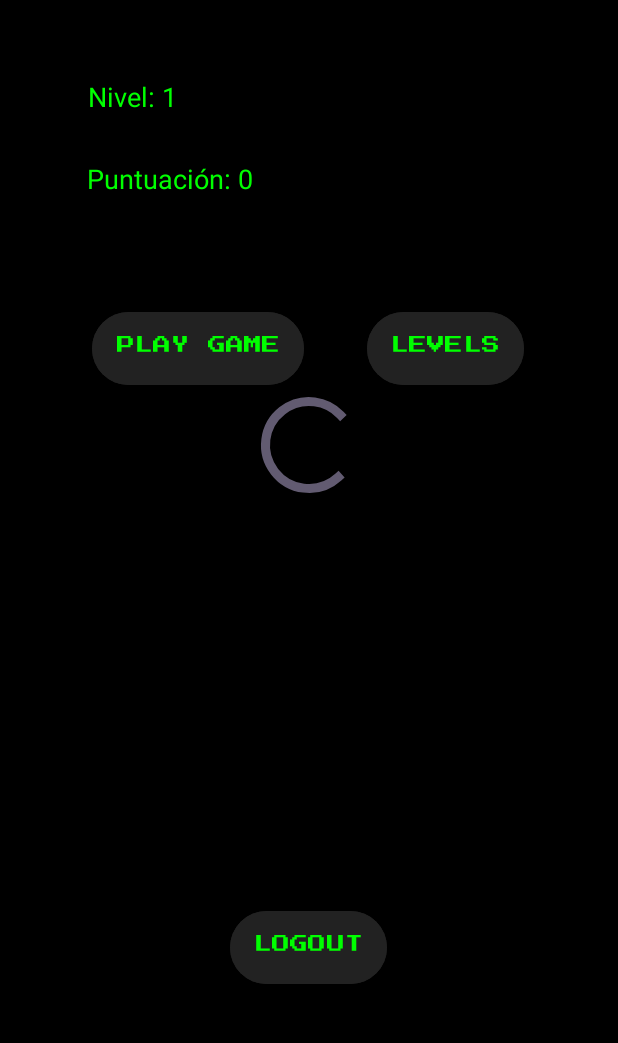
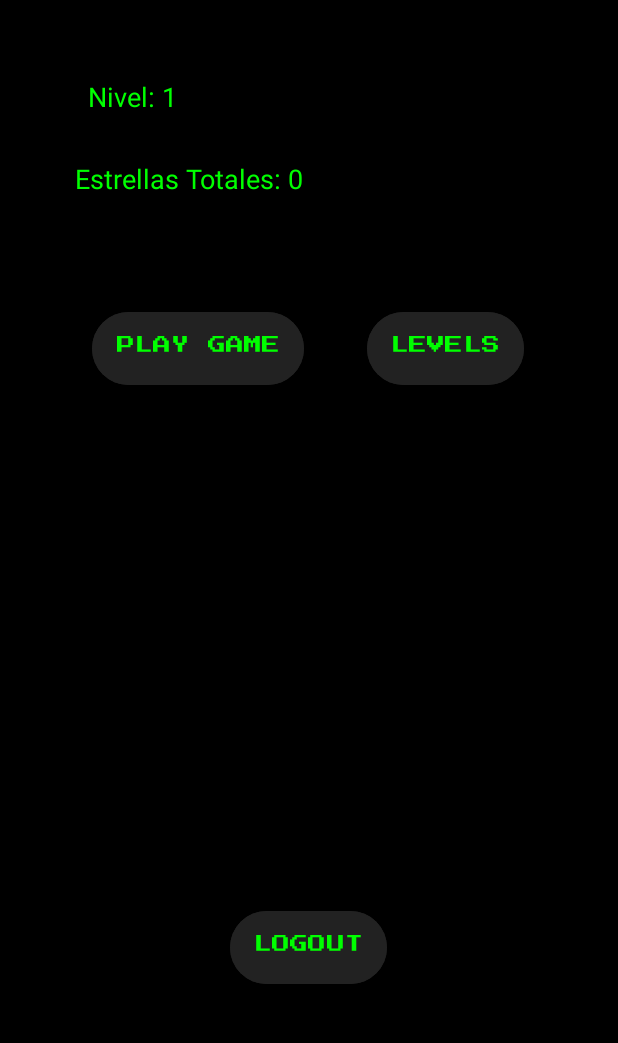
Before and after one commit to Sr-V/Frogger, an Android app: the screen it shows after launch once a user with an empty profile is signed in (MainActivity), on a phone screen of 412 x 824 dp, the part 173-1216 px from its top. Run offline under Robolectric (Android 15) with nearby library versions, the phone set to English and light mode, and no system bars; our stand-ins replace Firebase (no records; nobody signed in at launch, a user with empty details on screens opened directly).

Commit message:
- Crea o recupera datos del usuario en Firestore:   - Se establece `currentLevel` en 1, `displayName` y `email` del usuario, y `totalStars` en 0.   - Se crea una subcolección "maps" con niveles de la colección "levels", asignando `stars` = 0. - Actualiza la UI al cargar los datos del usuario:   - Muestra nombre de usuario, nivel actual y estrellas totales.   - Oculta la barra de progreso y muestra el contenido principal. - Añade un `AlertDialog` para nivel 4:   - Si el usuario está en el nivel 4, se informa de que no hay más niveles, pudiendo jugar el nivel 3 o ir a la selección de niveles. - Se envia a `GameActivity` el nivel y el `userCurrentLevel` actual. - Actualizar `signOut()`:   - Redirige a `LoginActivity` al cerrar sesión. - Oculta el contenido principal mientras se cargan los datos.

```diff
--- a/app/src/main/java/edu/pmdm/frogger/activities/MainActivity.java
+++ b/app/src/main/java/edu/pmdm/frogger/activities/MainActivity.java
@@ -4,45 +4,29 @@ import android.annotation.SuppressLint;
 import android.content.Intent;
 import android.os.Bundle;
 import android.util.Log;
+import android.view.View;
 import android.widget.TextView;
-
+import androidx.appcompat.app.AlertDialog;
+import androidx.appcompat.app.AppCompatActivity;
 import androidx.activity.EdgeToEdge;
-import androidx.appcompat.app.AppCompatActivity;
 import androidx.core.graphics.Insets;
 import androidx.core.view.ViewCompat;
 import androidx.core.view.WindowInsetsCompat;
-
 import com.google.firebase.firestore.DocumentSnapshot;
-
 import java.util.HashMap;
 import java.util.Map;
-
 import edu.pmdm.frogger.R;
 import edu.pmdm.frogger.firebase.FirebaseAuthManager;
 import edu.pmdm.frogger.firebase.FirestoreManager;
 
-/**
- * Actividad principal de la aplicación Frogger.
- * <p>
- * Esta clase se encarga de:
- * <ul>
- *   <li>Configurar la interfaz de usuario para una experiencia edge-to-edge.</li>
- *   <li>Obtener o crear los datos del usuario en Firestore.</li>
- *   <li>Actualizar la UI con el nombre del usuario, nivel actual y puntuación.</li>
- *   <li>Permitir la navegación a GameActivity y LevelSelectionActivity.</li>
- *   <li>Gestionar el cierre de sesión.</li>
- * </ul>
- * </p>
- */
 public class MainActivity extends AppCompatActivity {
 
     private static final String TAG = "FroggerMain";
     private FirebaseAuthManager authManager;
     private FirestoreManager firestoreManager;
-    // Variable global para almacenar el nivel actual del usuario
+    // Nivel y puntuación actuales del usuario
     private int currentLevel = 1;
-    // Variable global para almacenar la puntuación actual del usuario
-    private int currentScore = 0;
+    private int currentScore = 0; // ahora representa totalStars
 
     @Override
     protected void onCreate(Bundle savedInstanceState) {
@@ -51,7 +35,7 @@ public class MainActivity extends AppCompatActivity {
         EdgeToEdge.enable(this);
         setContentView(R.layout.activity_main);
 
-        // Ajusta los insets para que la UI se posicione correctamente
+        // Ajusta los insets para posicionar correctamente la UI
         ViewCompat.setOnApplyWindowInsetsListener(findViewById(R.id.main), (v, insets) -> {
             Insets systemBars = insets.getInsets(WindowInsetsCompat.Type.systemBars());
             v.setPadding(systemBars.left, systemBars.top, systemBars.right, systemBars.bottom);
@@ -62,17 +46,50 @@ public class MainActivity extends AppCompatActivity {
         authManager = FirebaseAuthManager.getInstance(this);
         firestoreManager = FirestoreManager.getInstance();
 
+        // Inicialmente se oculta el contenido principal
+        findViewById(R.id.tvUserName).setVisibility(View.GONE);
+        findViewById(R.id.tvCurrentLevel).setVisibility(View.GONE);
+        findViewById(R.id.tvCurrentScore).setVisibility(View.GONE);
+        findViewById(R.id.playGame).setVisibility(View.GONE);
+        findViewById(R.id.levels).setVisibility(View.GONE);
+        findViewById(R.id.btnGoogleLogout).setVisibility(View.GONE);
+
+        // Se muestra el ProgressBar mientras se cargan los datos
+        findViewById(R.id.progressBar).setVisibility(View.VISIBLE);
+
         // Obtiene o crea los datos del usuario en Firestore
         getUserData();
 
         // Listener para el botón de LOGOUT
         findViewById(R.id.btnGoogleLogout).setOnClickListener(v -> signOut());
 
-        // Listener para el botón PLAY GAME: envía a GameActivity el nivel actual del usuario
+        // Listener para el botón PLAY GAME:
+        // Si currentLevel es 4, se muestra un AlertDialog informando que no existen nuevos niveles,
+        // ofreciendo jugar el nivel 3 o ir a LevelSelectionActivity.
         findViewById(R.id.playGame).setOnClickListener(v -> {
-            Intent intent = new Intent(MainActivity.this, GameActivity.class);
-            intent.putExtra("level", currentLevel);
-            startActivity(intent);
+            if (currentLevel == 4) {
+                new AlertDialog.Builder(MainActivity.this)
+                        .setTitle("Niveles no disponibles")
+                        .setMessage("No existen niveles nuevos. El último nivel disponible es el 3.\n\n¿Deseas ir a la selección de niveles o jugar el último nivel disponible?")
+                        .setPositiveButton("Jugar nivel 3", (dialog, which) -> {
+                            Intent intent = new Intent(MainActivity.this, GameActivity.class);
+                            intent.putExtra("level", 3);
+                            // Se sigue pasando currentLevel para comparación en GameActivity si fuera necesario
+                            intent.putExtra("userCurrentLevel", currentLevel);
+                            startActivity(intent);
+                        })
+                        .setNegativeButton("Seleccionar nivel", (dialog, which) -> {
+                            Intent intent = new Intent(MainActivity.this, LevelSelectionActivity.class);
+                            startActivity(intent);
+                        })
+                        .setCancelable(false)
+                        .show();
+            } else {
+                Intent intent = new Intent(MainActivity.this, GameActivity.class);
+                intent.putExtra("level", currentLevel);
+                intent.putExtra("userCurrentLevel", currentLevel);
+                startActivity(intent);
+            }
         });
 
         // Listener para el botón LEVELS: envía a LevelSelectionActivity para la selección de niveles
@@ -84,15 +101,13 @@ public class MainActivity extends AppCompatActivity {
 
     /**
      * Obtiene el documento del usuario en Firestore. Si no existe, lo crea con datos por defecto.
-     * <p>
-     * Los datos por defecto incluyen:
-     * <ul>
-     *   <li>displayName: nombre del usuario autenticado.</li>
-     *   <li>email: correo electrónico del usuario autenticado.</li>
-     *   <li>currentLevel: nivel inicial (1).</li>
-     *   <li>score: puntuación inicial (0).</li>
-     * </ul>
-     * </p>
+     * Los campos iniciales son:
+     * - currentLevel por defecto 1
+     * - displayName del usuario logueado
+     * - email del usuario logueado
+     * - totalStars por defecto 0
+     * Además, se crea una subcolección "maps" con los niveles obtenidos de la colección "levels" de Firebase,
+     * asignando stars = 0 a cada uno.
      */
     private void getUserData() {
         String uid = authManager.getCurrentUser().getUid();
@@ -100,25 +115,27 @@ public class MainActivity extends AppCompatActivity {
             if (task.isSuccessful()) {
                 DocumentSnapshot document = task.getResult();
                 if (document != null && document.exists()) {
-                    // Si el documento existe, actualiza la UI y guarda el nivel y puntuación actuales del usuario
+                    // Si el documento existe, actualiza la UI y guarda el nivel y totalStars actuales
                     String displayName = document.getString("displayName");
                     Long levelLong = document.getLong("currentLevel");
                     currentLevel = (levelLong != null) ? levelLong.intValue() : 1;
-                    Long scoreLong = document.getLong("score");
-                    currentScore = (scoreLong != null) ? scoreLong.intValue() : 0;
+                    Long starsLong = document.getLong("totalStars");
+                    currentScore = (starsLong != null) ? starsLong.intValue() : 0;
                     updateUIWithUserData(displayName, currentLevel, currentScore);
                 } else {
                     // Si el documento no existe, crea un nuevo documento con datos por defecto
                     Map<String, Object> userData = new HashMap<>();
                     userData.put("displayName", authManager.getCurrentUser().getDisplayName());
                     userData.put("email", authManager.getCurrentUser().getEmail());
-                    userData.put("currentLevel", 1); // Nivel inicial
-                    userData.put("score", 0);        // Puntuación inicial
+                    userData.put("currentLevel", 1);
+                    userData.put("totalStars", 0);
 
                     firestoreManager.createOrUpdateUser(uid, userData)
                             .addOnCompleteListener(createTask -> {
                                 if (createTask.isSuccessful()) {
                                     Log.d(TAG, "Usuario creado exitosamente en Firestore");
+                                    // Crea la subcolección "maps" con la información de cada nivel
+                                    crearSubcoleccionMaps(uid);
                                     updateUIWithUserData(authManager.getCurrentUser().getDisplayName(), 1, 0);
                                 } else {
                                     Log.e(TAG, "Error al crear usuario", createTask.getException());
@@ -132,25 +149,55 @@ public class MainActivity extends AppCompatActivity {
     }
 
     /**
-     * Actualiza la interfaz de usuario con la información obtenida del usuario.
+     * Crea la subcolección "maps" para el usuario, basándose en los niveles obtenidos de la colección "levels"
+     * y asigna stars = 0 para cada uno.
      *
-     * @param displayName Nombre del usuario para mostrar en la UI.
-     * @param level       Nivel actual del usuario.
-     * @param score       Puntuación actual del usuario.
+     * @param uid Identificador único del usuario.
+     */
+    private void crearSubcoleccionMaps(String uid) {
+        firestoreManager.getAllLevels(task -> {
+            if (task.isSuccessful() && task.getResult() != null) {
+                task.getResult().getDocuments().forEach(document -> {
+                    String levelId = document.getId();
+                    Map<String, Object> levelData = new HashMap<>();
+                    // Se pueden incluir otros campos del nivel, por ejemplo: name, theme, etc.
+                    levelData.put("name", document.getString("name"));
+                    levelData.put("stars", 0); // Estrellas por defecto
+                    // Guarda el documento en la subcolección "maps" del usuario
+                    firestoreManager.createOrUpdateUserMap(uid, levelId, levelData);
+                });
+            } else {
+                Log.e(TAG, "Error al obtener niveles", task.getException());
+            }
+        });
+    }
+
+    /**
+     * Actualiza la UI con la información del usuario y muestra el contenido principal.
+     *
+     * @param displayName Nombre del usuario.
+     * @param level       Nivel actual.
+     * @param score       Total de estrellas.
      */
     @SuppressLint("SetTextI18n")
     private void updateUIWithUserData(String displayName, int level, int score) {
-        // Actualiza el TextView con el nombre del usuario
         TextView tvUserName = findViewById(R.id.tvUserName);
         if (displayName != null) {
             tvUserName.setText("Bienvenido " + displayName);
         }
-        // Actualiza el TextView con el nivel actual
         TextView tvCurrentLevel = findViewById(R.id.tvCurrentLevel);
         tvCurrentLevel.setText("Nivel: " + level);
-        // Actualiza el TextView con la puntuación actual
         TextView tvCurrentScore = findViewById(R.id.tvCurrentScore);
-        tvCurrentScore.setText("Puntuación: " + score);
+        tvCurrentScore.setText("Estrellas Totales: " + score);
+
+        // Oculta el ProgressBar y muestra el contenido principal
+        findViewById(R.id.progressBar).setVisibility(View.GONE);
+        findViewById(R.id.tvUserName).setVisibility(View.VISIBLE);
+        findViewById(R.id.tvCurrentLevel).setVisibility(View.VISIBLE);
+        findViewById(R.id.tvCurrentScore).setVisibility(View.VISIBLE);
+        findViewById(R.id.playGame).setVisibility(View.VISIBLE);
+        findViewById(R.id.levels).setVisibility(View.VISIBLE);
+        findViewById(R.id.btnGoogleLogout).setVisibility(View.VISIBLE);
     }
 
     /**
@@ -161,7 +208,6 @@ public class MainActivity extends AppCompatActivity {
             if (task.isSuccessful()) {
                 Log.d(TAG, "Google sign out successful");
             }
-            // Redirige a LoginActivity
             Intent intent = new Intent(MainActivity.this, LoginActivity.class);
             startActivity(intent);
             finish();
```
